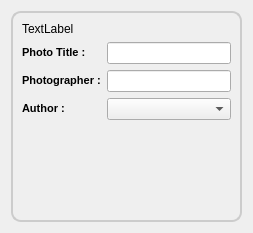
This is retroshare-gui/src/gui/PhotoShare/PhotoItem.ui in RetroShare/RetroShare as Qt 5 draws it before an edit. The edited form follows.
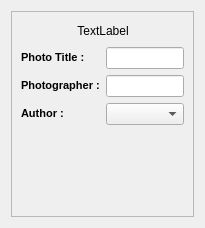
This is the edited form. Custom widgets are drawn as their Qt base class.

Commit message:
Photo share ui fixes & removed some hardcoded stylsheets
* Removed some hardcoded stylesheets for Album & Photo items.
* Ui layout fixes

```diff
--- a/retroshare-gui/src/gui/PhotoShare/PhotoItem.ui
+++ b/retroshare-gui/src/gui/PhotoShare/PhotoItem.ui
@@ -6,21 +6,18 @@
    <rect>
     <x>0</x>
     <y>0</y>
-    <width>253</width>
-    <height>233</height>
+    <width>205</width>
+    <height>228</height>
    </rect>
   </property>
   <property name="windowTitle">
    <string>Form</string>
   </property>
-  <layout class="QVBoxLayout" name="verticalLayout">
-   <item>
+  <layout class="QGridLayout" name="gridLayout">
+   <item row="0" column="0">
     <widget class="QFrame" name="photoFrame">
      <property name="styleSheet">
-      <string notr="true">QFrame#photoFrame{border: 2px solid #CCCCCC;
-background: qlineargradient(x1: 0, y1: 0, x2: 0, y2: 1,
-                                     stop: 0 #EEEEEE, stop: 1 #CCCCCC);
-border-radius: 10px}</string>
+      <string notr="true"/>
      </property>
      <property name="frameShape">
       <enum>QFrame::StyledPanel</enum>
@@ -30,11 +27,44 @@
      </property>
      <layout class="QVBoxLayout" name="verticalLayout_2">
       <item>
-       <widget class="QLabel" name="label_Thumbnail">
-        <property name="text">
-         <string>TextLabel</string>
-        </property>
-       </widget>
+       <layout class="QHBoxLayout" name="horizontalLayout">
+        <item>
+         <spacer name="horizontalSpacer">
+          <property name="orientation">
+           <enum>Qt::Horizontal</enum>
+          </property>
+          <property name="sizeHint" stdset="0">
+           <size>
+            <width>17</width>
+            <height>20</height>
+           </size>
+          </property>
+         </spacer>
+        </item>
+        <item>
+         <widget class="QLabel" name="label_Thumbnail">
+          <property name="text">
+           <string>TextLabel</string>
+          </property>
+          <property name="alignment">
+           <set>Qt::AlignCenter</set>
+          </property>
+         </widget>
+        </item>
+        <item>
+         <spacer name="horizontalSpacer_2">
+          <property name="orientation">
+           <enum>Qt::Horizontal</enum>
+          </property>
+          <property name="sizeHint" stdset="0">
+           <size>
+            <width>13</width>
+            <height>20</height>
+           </size>
+          </property>
+         </spacer>
+        </item>
+       </layout>
       </item>
       <item>
        <layout class="QHBoxLayout" name="horizontalLayout_3">
```
The commit also changes 11 other files.
